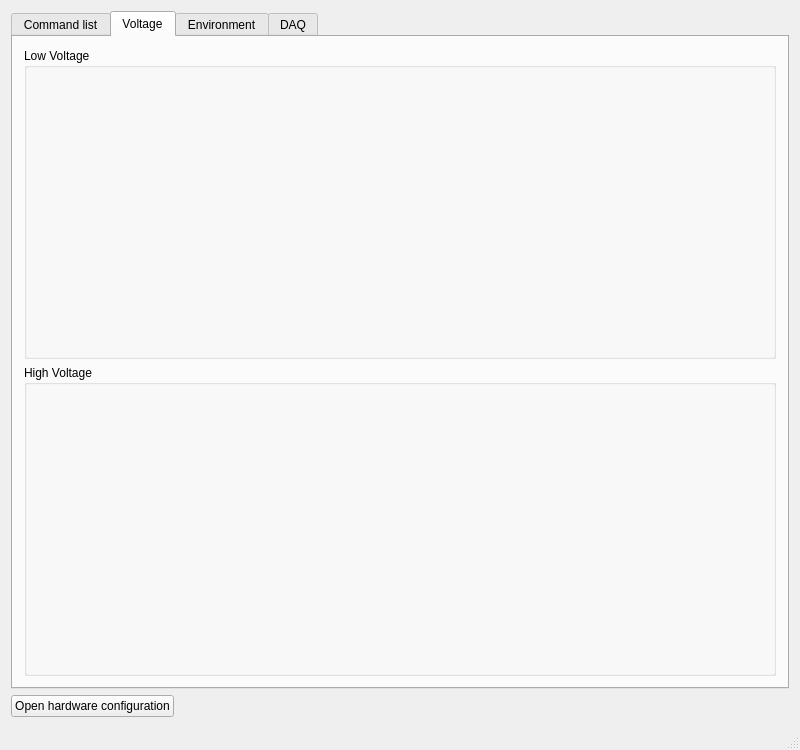
Old version of the form gui/mainwindow.ui in the repository jrueb/Burn-InSetupControlSoftware.
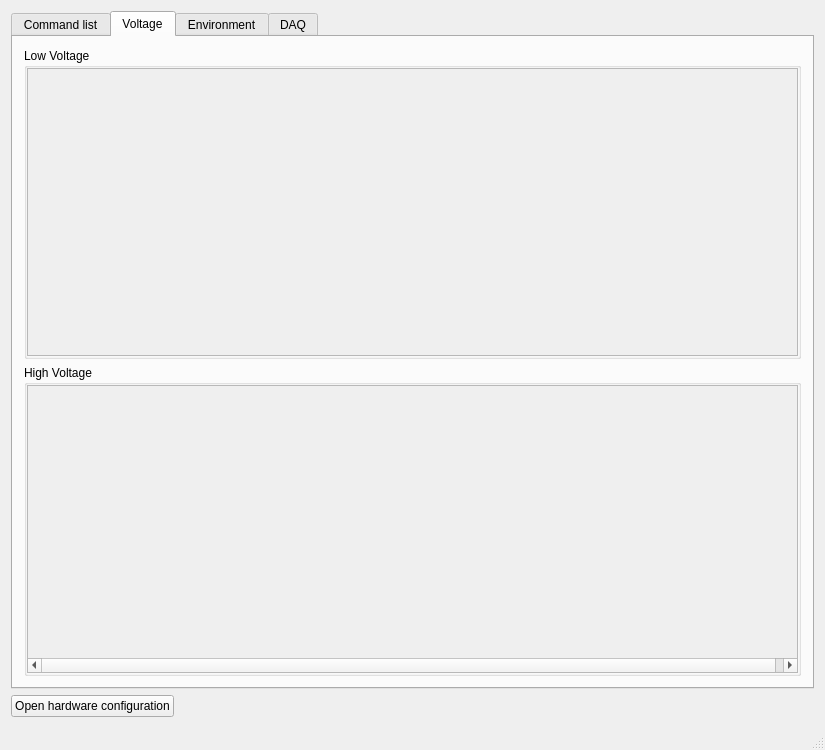
New version of the form. The open tabs and pages were chosen to show the change.

Commit message: Add scroll bars to controls

The edit to the form file:
```diff
--- a/gui/mainwindow.ui
+++ b/gui/mainwindow.ui
@@ -6,10 +6,16 @@
    <rect>
     <x>0</x>
     <y>0</y>
-    <width>800</width>
+    <width>825</width>
     <height>750</height>
    </rect>
   </property>
+  <property name="sizePolicy">
+   <sizepolicy hsizetype="Preferred" vsizetype="Preferred">
+    <horstretch>0</horstretch>
+    <verstretch>0</verstretch>
+   </sizepolicy>
+  </property>
   <property name="minimumSize">
    <size>
     <width>600</width>
@@ -191,6 +197,56 @@
           <property name="title">
            <string>Low Voltage</string>
           </property>
+          <property name="flat">
+           <bool>false</bool>
+          </property>
+          <property name="checkable">
+           <bool>false</bool>
+          </property>
+          <layout class="QVBoxLayout" name="verticalLayout_2">
+           <property name="spacing">
+            <number>0</number>
+           </property>
+           <property name="leftMargin">
+            <number>0</number>
+           </property>
+           <property name="topMargin">
+            <number>0</number>
+           </property>
+           <property name="rightMargin">
+            <number>0</number>
+           </property>
+           <property name="bottomMargin">
+            <number>0</number>
+           </property>
+           <item>
+            <widget class="QScrollArea" name="scrollArea">
+             <property name="verticalScrollBarPolicy">
+              <enum>Qt::ScrollBarAlwaysOff</enum>
+             </property>
+             <property name="widgetResizable">
+              <bool>false</bool>
+             </property>
+             <widget class="QWidget" name="lowVoltageControls">
+              <property name="geometry">
+               <rect>
+                <x>0</x>
+                <y>0</y>
+                <width>752</width>
+                <height>277</height>
+               </rect>
+              </property>
+              <property name="sizePolicy">
+               <sizepolicy hsizetype="Expanding" vsizetype="Expanding">
+                <horstretch>0</horstretch>
+                <verstretch>0</verstretch>
+               </sizepolicy>
+              </property>
+              <layout class="QHBoxLayout" name="lowVoltageLayout"/>
+             </widget>
+            </widget>
+           </item>
+          </layout>
          </widget>
         </item>
         <item>
@@ -198,6 +254,44 @@
           <property name="title">
            <string>High Voltage</string>
           </property>
+          <layout class="QHBoxLayout" name="horizontalLayout_3">
+           <property name="spacing">
+            <number>0</number>
+           </property>
+           <property name="leftMargin">
+            <number>0</number>
+           </property>
+           <property name="topMargin">
+            <number>0</number>
+           </property>
+           <property name="rightMargin">
+            <number>0</number>
+           </property>
+           <property name="bottomMargin">
+            <number>0</number>
+           </property>
+           <item>
+            <widget class="QScrollArea" name="scrollArea_2">
+             <property name="verticalScrollBarPolicy">
+              <enum>Qt::ScrollBarAlwaysOff</enum>
+             </property>
+             <property name="widgetResizable">
+              <bool>false</bool>
+             </property>
+             <widget class="QWidget" name="highVoltageControls">
+              <property name="geometry">
+               <rect>
+                <x>0</x>
+                <y>0</y>
+                <width>777</width>
+                <height>277</height>
+               </rect>
+              </property>
+              <layout class="QHBoxLayout" name="highVoltageLayout"/>
+             </widget>
+            </widget>
+           </item>
+          </layout>
          </widget>
         </item>
        </layout>
```
Left out of the diff: 82 changed lines with no effect on the pictures. The commit also changes 1 other file.
